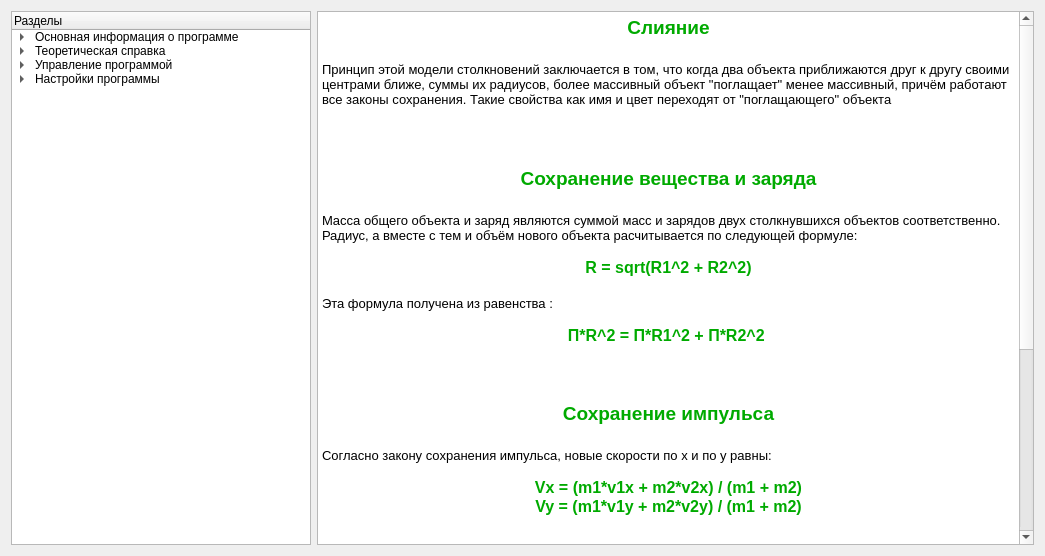
This is documentationwidget.ui in GRUB666/SPS---Simple-Physical-Simulator as Qt 5 draws it before an edit. The edited form follows.
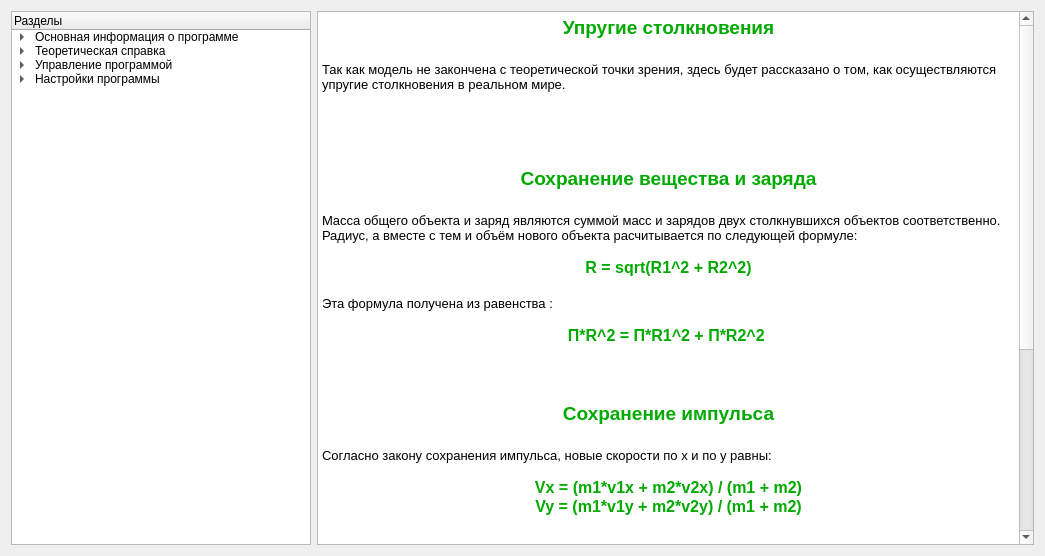
This is the edited form.

Commit message: Эластичные столкновения

What changed in the file:
```diff
--- a/documentationwidget.ui
+++ b/documentationwidget.ui
@@ -134,9 +134,10 @@
 &lt;html&gt;&lt;head&gt;&lt;meta name=&quot;qrichtext&quot; content=&quot;1&quot; /&gt;&lt;style type=&quot;text/css&quot;&gt;
 p, li { white-space: pre-wrap; }
 &lt;/style&gt;&lt;/head&gt;&lt;body style=&quot; font-family:'Nirmala UI'; font-size:26pt; font-weight:400; font-style:normal;&quot;&gt;
-&lt;p align=&quot;center&quot; style=&quot; margin-top:0px; margin-bottom:0px; margin-left:0px; margin-right:0px; -qt-block-indent:0; text-indent:0px;&quot;&gt;&lt;span style=&quot; font-size:14pt; font-weight:600; color:#00aa00;&quot;&gt;Слияние&lt;/span&gt;&lt;/p&gt;
+&lt;p align=&quot;center&quot; style=&quot; margin-top:0px; margin-bottom:0px; margin-left:0px; margin-right:0px; -qt-block-indent:0; text-indent:0px;&quot;&gt;&lt;span style=&quot; font-size:14pt; font-weight:600; color:#00aa00;&quot;&gt;Упругие столкновения&lt;/span&gt;&lt;/p&gt;
 &lt;p align=&quot;center&quot; style=&quot;-qt-paragraph-type:empty; margin-top:0px; margin-bottom:0px; margin-left:0px; margin-right:0px; -qt-block-indent:0; text-indent:0px; font-size:14pt; font-weight:600; color:#00aa00;&quot;&gt;&lt;br /&gt;&lt;/p&gt;
-&lt;p style=&quot; margin-top:0px; margin-bottom:0px; margin-left:0px; margin-right:0px; -qt-block-indent:0; text-indent:0px;&quot;&gt;&lt;span style=&quot; font-size:10pt; color:#000000;&quot;&gt;Принцип этой модели столкновений заключается в том, что когда два объекта приближаются друг к другу своими центрами ближе, суммы их радиусов, более массивный объект &amp;quot;поглащает&amp;quot; менее массивный, причём работают все законы сохранения. Такие свойства как имя и цвет переходят от &amp;quot;поглащающего&amp;quot; объекта&lt;/span&gt;&lt;/p&gt;
+&lt;p style=&quot; margin-top:0px; margin-bottom:0px; margin-left:0px; margin-right:0px; -qt-block-indent:0; text-indent:0px;&quot;&gt;&lt;span style=&quot; font-size:10pt; color:#000000;&quot;&gt;Так как модель не закончена с теоретической точки зрения, здесь будет рассказано о том, как осуществляются упругие столкновения в реальном мире.&lt;/span&gt;&lt;/p&gt;
+&lt;p style=&quot;-qt-paragraph-type:empty; margin-top:0px; margin-bottom:0px; margin-left:0px; margin-right:0px; -qt-block-indent:0; text-indent:0px; font-size:10pt; color:#000000;&quot;&gt;&lt;br /&gt;&lt;/p&gt;
 &lt;p style=&quot;-qt-paragraph-type:empty; margin-top:0px; margin-bottom:0px; margin-left:0px; margin-right:0px; -qt-block-indent:0; text-indent:0px; font-size:10pt; color:#000000;&quot;&gt;&lt;br /&gt;&lt;/p&gt;
 &lt;p style=&quot;-qt-paragraph-type:empty; margin-top:0px; margin-bottom:0px; margin-left:0px; margin-right:0px; -qt-block-indent:0; text-indent:0px; font-size:10pt; color:#000000;&quot;&gt;&lt;br /&gt;&lt;/p&gt;
 &lt;p style=&quot;-qt-paragraph-type:empty; margin-top:0px; margin-bottom:0px; margin-left:0px; margin-right:0px; -qt-block-indent:0; text-indent:0px; font-size:10pt; color:#000000;&quot;&gt;&lt;br /&gt;&lt;/p&gt;
```
The commit also changes 5 other files.
